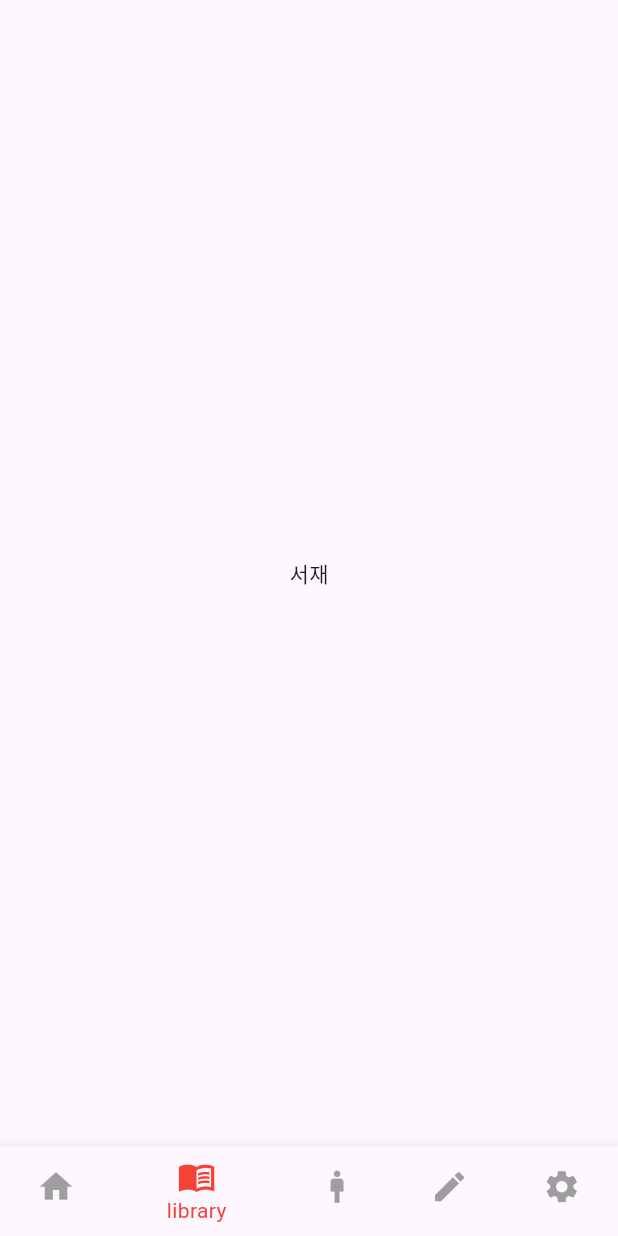
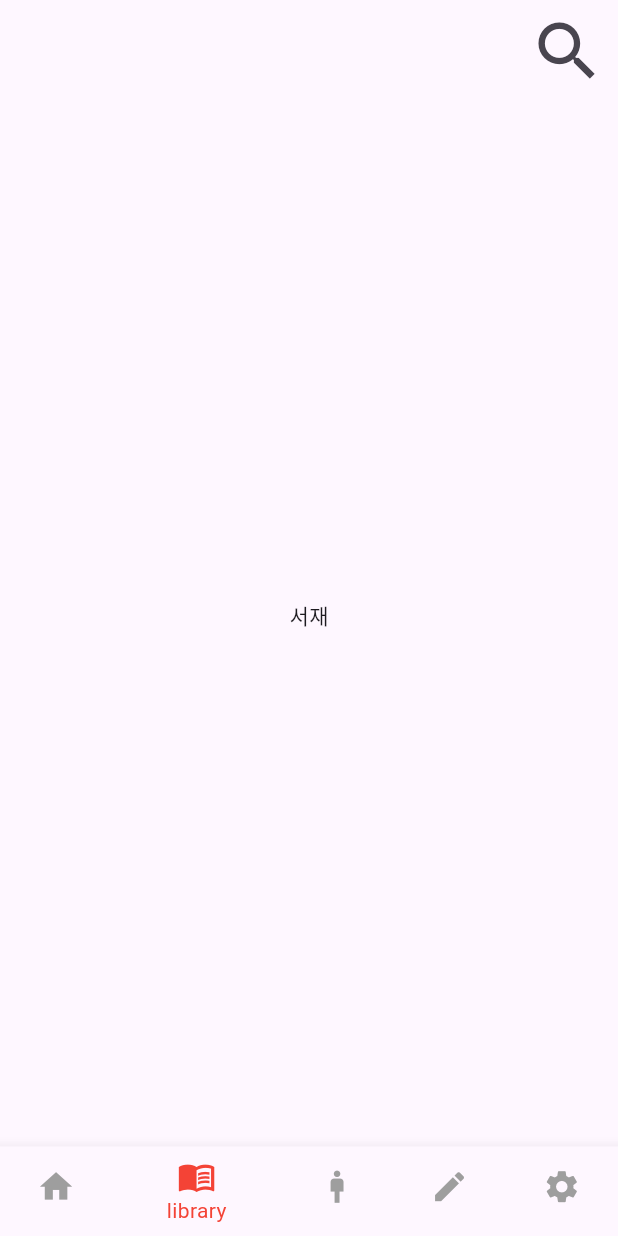
Before and after one commit to yoon-0409/pr30ject, a Flutter app: the screen it shows after launch, item 2 of the bottom bar chosen, on a phone screen of 412 x 824 dp. Run offline on Flutter 3.47's test engine with Material 3 defaults, Android fonts, the light colour scheme and no system bars.

Commit message:
new file: library_appbar.dart new file: memo_appbar.dart modify: my_app.dart -bottom button 클릭에 따라 각 페이지에 맞는 AppBar 출력

```diff
--- /dev/null
+++ b/lib/page_resources/library_page_resources/library_appbar.dart
@@ -0,0 +1,32 @@
+import 'package:flutter/material.dart';
+
+class LibraryAppBar extends StatefulWidget implements PreferredSizeWidget{
+  final paddingSize;
+
+  const LibraryAppBar({super.key, required this.paddingSize});
+
+  @override
+  State<LibraryAppBar> createState() => _LibraryAppBarState();
+
+  @override
+  // TODO: implement preferredSize
+  Size get preferredSize => Size.fromHeight(kToolbarHeight);
+}
+
+class _LibraryAppBarState extends State<LibraryAppBar> {
+  @override
+  Widget build(BuildContext context) {
+    var screenSize = MediaQuery.of(context).size;
+    var paddingSize = widget.paddingSize;
+
+    return AppBar(
+      actions: [
+        IconButton(
+            onPressed: (){ print('library page : search button is pressed'); },
+            icon: Icon(Icons.search),
+            iconSize: screenSize.height / 16
+        )
+      ],
+    );
+  }
+}
--- a/lib/src/my_app.dart
+++ b/lib/src/my_app.dart
@@ -1,9 +1,13 @@
 // ignore_for_file: prefer_const_constructors, avoid_print, prefer_const_literals_to_create_immutables
 
 import 'package:flutter/material.dart';
+import 'package:pr30ject_modified/home_page_resources/home_appBar.dart';
 import 'package:pr30ject_modified/page_resources/home_page_resources/home_screen.dart';
+import 'package:pr30ject_modified/page_resources/library_page_resources/library_appbar.dart';
+import 'package:pr30ject_modified/page_resources/memo_page_resources/memo_appbar.dart';
 import 'package:pr30ject_modified/src/bottom_navigation_bar.dart';
 
+//bottom button에 따라 전환할 bodies
 List screens(var paddingSize) {
   return [
     HomeMain(paddingSize: paddingSize),
@@ -11,6 +15,18 @@ List screens(var paddingSize) {
     Text('캐릭터'),
     Text('기록'),
     Text('설정'),
+  ];
+}
+
+//bottom button에 따라 전환할 AppBars:
+//Library, memo만 구현해 놨음.
+List appBars(var paddingSize){
+  return [
+    AppBar(title: Text('home app bar')),
+    LibraryAppBar(paddingSize: paddingSize),
+    AppBar(title: Text('character app bar')),
+    MemoAppBar(paddingSize: paddingSize),
+    AppBar(title: Text('settings app bar'))
   ];
 }
 
@@ -38,13 +54,16 @@ class _MyAppPageState extends State<MyAppPage> {
         debugShowCheckedModeBanner: false,
         title: 'Main',
         home: Scaffold(
+          appBar: appBars(paddingSize)[currentIndex],
+
+          body: Center(
+          child: screens(paddingSize)[(currentIndex)],
+        ),
+
           bottomNavigationBar: MyBottomNavigationBar(
-            currentIndex: currentIndex,
-            onTap: _onBottomNavTap,
-          ),
-          body: Center(
-            child: screens(paddingSize)[(currentIndex)],
-          ),
+          currentIndex: currentIndex,
+          onTap: _onBottomNavTap,
+        ),
         ),
       ),
     );
```
Also changed, not shown: lib/page_resources/memo_page_resources/memo_appbar.dart (added, +25 -0 lines).
